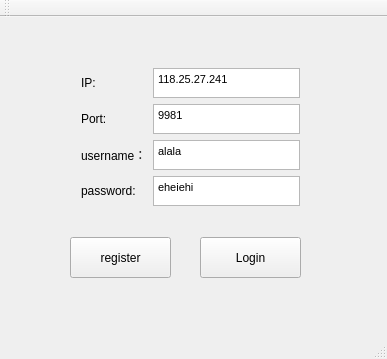
Old version of the form LixTalk-client/LixTalk.ui in the repository ZingLix/LixTalk-client.
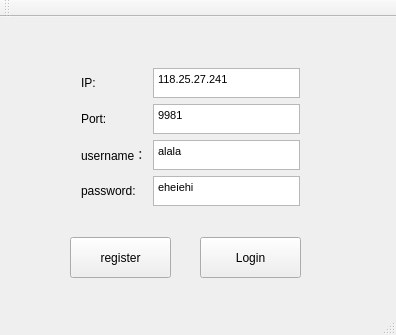
New version of the form.

```diff
--- a/LixTalk-client/LixTalk.ui
+++ b/LixTalk-client/LixTalk.ui
@@ -6,8 +6,8 @@
    <rect>
     <x>0</x>
     <y>0</y>
-    <width>387</width>
-    <height>359</height>
+    <width>396</width>
+    <height>335</height>
    </rect>
   </property>
   <property name="windowTitle">
```
Left out of the diff: 2 changed lines with no effect on the pictures.
